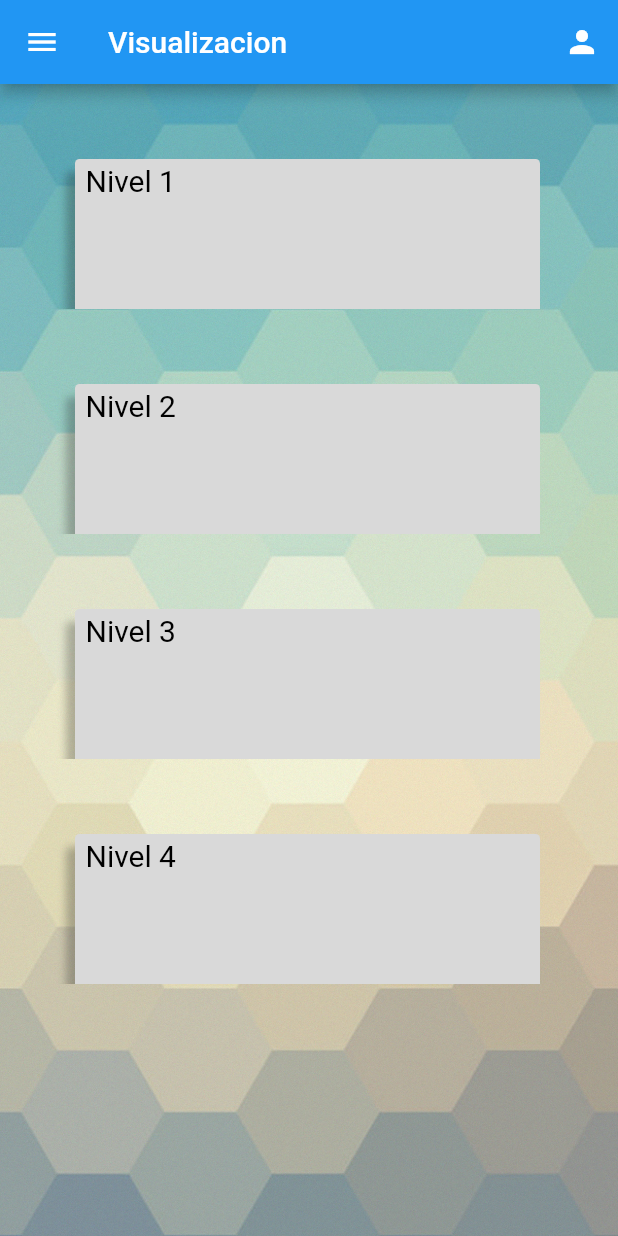
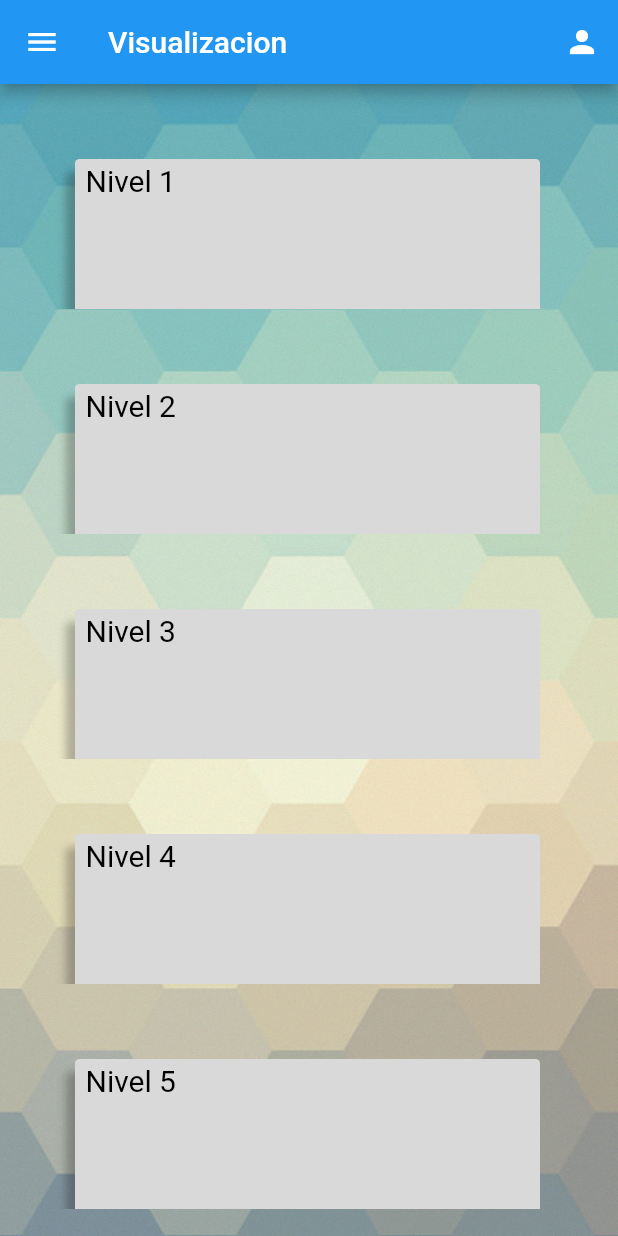
Before and after one commit to Edgartovarx3/app, a Flutter app: the Config screen opened directly, after a tap on "Ajustes", on a phone screen of 412 x 824 dp. Run offline on Flutter 3.47's test engine with Material 2 defaults, Android fonts, the phone set to English and light mode, and no system bars; Roboto replaces fonts that are missing (Amiko).

```diff
--- a/lib/NavBar.dart
+++ b/lib/NavBar.dart
@@ -115,6 +115,14 @@ class NavBar extends StatelessWidget {
                       color: Color.fromRGBO(84, 113, 214, 1),
                     ),
                     child: ElevatedButton(
+                      onPressed: () {
+                        Navigator.push(
+                          context,
+                          MaterialPageRoute(builder: (context) => BarWidget()),
+                        );
+                      },
+                      style: ElevatedButton.styleFrom(
+                          primary: Color.fromRGBO(84, 113, 214, 1)),
                       child: Text(
                         'Suscribirse',
                         textAlign: TextAlign.center,
@@ -127,14 +135,6 @@ class NavBar extends StatelessWidget {
                             fontWeight: FontWeight.normal,
                             height: 1),
                       ),
-                      onPressed: () {
-                        Navigator.push(
-                          context,
-                          MaterialPageRoute(builder: (context) => BarWidget()),
-                        );
-                      },
-                      style: ElevatedButton.styleFrom(
-                          primary: Color.fromRGBO(84, 113, 214, 1)),
                     ),
                   ),
                 ),
@@ -264,10 +264,18 @@ class NavBar extends StatelessWidget {
             width: 320,
             height: 50,
             child: ElevatedButton(
+              onPressed: () {
+                Navigator.push(
+                  context,
+                  MaterialPageRoute(builder: (context) => BarWidget()),
+                );
+              },
+              style: ElevatedButton.styleFrom(
+                  primary: Color.fromARGB(228, 255, 255, 255)),
               child: Text(
                 ConfigText,
                 textAlign: TextAlign.center,
-                style: TextStyle(
+                style: const TextStyle(
                     color: Color.fromARGB(255, 170, 0, 0),
                     fontFamily: 'Amiko',
                     fontSize: 16,
@@ -276,16 +284,13 @@ class NavBar extends StatelessWidget {
                     fontWeight: FontWeight.normal,
                     height: 1),
               ),
-              onPressed: () {
-                Navigator.push(
-                  context,
-                  MaterialPageRoute(builder: (context) => BarWidget()),
-                );
-              },
-              style: ElevatedButton.styleFrom(
-                  primary: Color.fromARGB(228, 255, 255, 255)),
             ),
           ))
     ]));
   }
 }
+
+//fLutter  pub get -Obtener paquetes
+//flutter run -ejecuta el proyecto
+//flutter git clone - clonar repositorio
+//
--- a/lib/Ventana1.dart
+++ b/lib/Ventana1.dart
@@ -24,7 +24,7 @@ class Ventana1 extends StatelessWidget {
           body: ListView(
             children: <Widget>[
               for (int i = 0; i < Cursos.length; i++)
-                Container(
+               Container(
                     width: 350.0,
                     height: 350.0,
                     child: NavBar().IdiomasWidget(context, Cursos[i])),
--- a/lib/Ventana2.dart
+++ b/lib/Ventana2.dart
@@ -19,7 +19,7 @@ class BarWidget extends StatelessWidget {
           ]),
           body: ListView(
             children: <Widget>[
-              for (int i = 0; i < 4; i++)
+              for (int i = 0; i < 10000; i++)
                 Container(
                     width: 308, height: 150, child: NavBar.WidgetNivelLista(i)),
             ],
```
